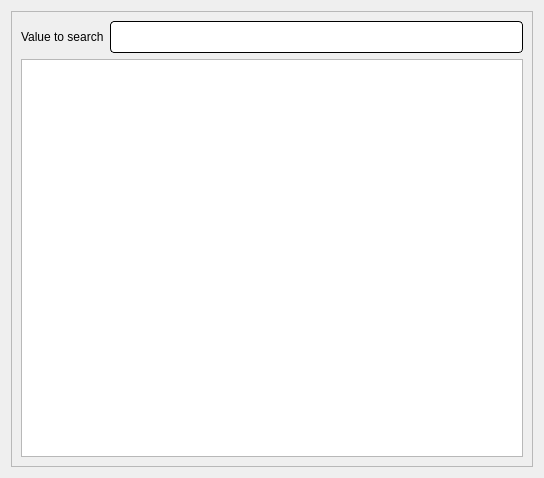
akibhaider/BOOK_HAVEN, file BookHaven_(library+bookshop)/memberslist.ui: the form before one commit.
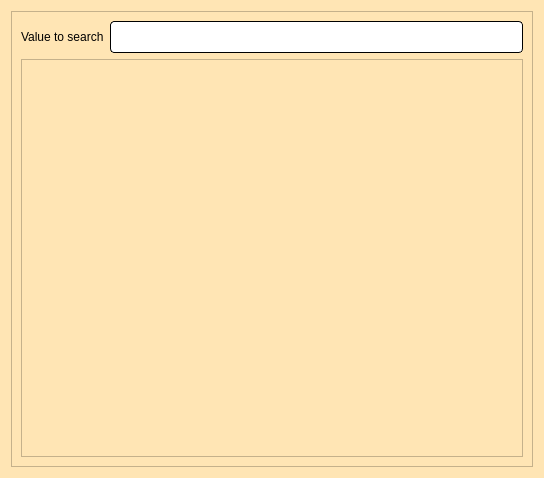
The form after the commit.

```diff
--- a/BookHaven_(library+bookshop)/memberslist.ui
+++ b/BookHaven_(library+bookshop)/memberslist.ui
@@ -13,6 +13,9 @@
   <property name="windowTitle">
    <string>Dialog</string>
   </property>
+  <property name="styleSheet">
+   <string notr="true">background-color: rgb(255, 229, 180);</string>
+  </property>
   <layout class="QVBoxLayout" name="verticalLayout_3">
    <item>
     <widget class="QFrame" name="frame">
```
